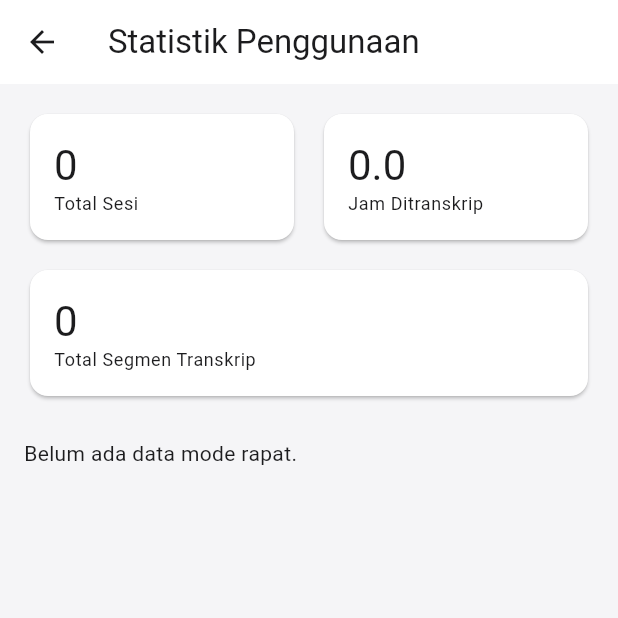
After one commit to Trareon-com/Transcribe, a Flutter app: the UsageDashboardScreen screen opened directly, on a phone screen of 412 x 824 dp, the top half of it. The commit adds this screen. Run offline on Flutter 3.47's test engine with Material 3 defaults, Android fonts, the phone set to English and light mode, and no system bars; our stand-ins replace file_picker, flutter_riverpod, share_plus; missing offline and left inert: desktop_drop.

Commit message:
Add usage dashboard screen (Fase 17 PP)
- UsageStats + UsageDashboardScreen: total sessions, hours transcribed,
  total segments, sessions-by-mode breakdown
- Reachable from Settings; renders a zero state until real session data
  is wired through the Rust bridge
- 2 new tests (33 total), flutter analyze clean

```diff
--- a/lib/screens/settings_screen.dart
+++ b/lib/screens/settings_screen.dart
@@ -4,6 +4,7 @@ import 'package:flutter_riverpod/flutter_riverpod.dart';
 import '../state/models.dart';
 import '../state/settings_model.dart';
 import 'privacy_report_screen.dart';
+import 'usage_dashboard_screen.dart';
 
 class SettingsScreen extends ConsumerWidget {
   const SettingsScreen({super.key});
@@ -73,6 +74,14 @@ class SettingsScreen extends ConsumerWidget {
               MaterialPageRoute(builder: (_) => const PrivacyReportScreen()),
             ),
           ),
+          ListTile(
+            title: const Text('Statistik Penggunaan'),
+            subtitle: const Text('Total sesi, jam ditranskrip, dan mode yang paling sering dipakai'),
+            trailing: const Icon(Icons.chevron_right),
+            onTap: () => Navigator.of(context).push(
+              MaterialPageRoute(builder: (_) => const UsageDashboardScreen()),
+            ),
+          ),
         ],
       ),
     );
--- /dev/null
+++ b/lib/screens/usage_dashboard_screen.dart
@@ -0,0 +1,107 @@
+import 'package:flutter/material.dart';
+
+/// Aggregate stats shown to the user (total sessions, hours transcribed,
+/// most-used mode, etc.). Computed from real session data once the Rust
+/// bridge is wired — this screen defines the layout against a stats
+/// summary type so wiring real numbers in later is a drop-in.
+class UsageStats {
+  final int totalSessions;
+  final double totalMinutesTranscribed;
+  final int totalSegments;
+  final Map<String, int> sessionsByMode;
+
+  const UsageStats({
+    required this.totalSessions,
+    required this.totalMinutesTranscribed,
+    required this.totalSegments,
+    required this.sessionsByMode,
+  });
+
+  factory UsageStats.empty() => const UsageStats(
+        totalSessions: 0,
+        totalMinutesTranscribed: 0,
+        totalSegments: 0,
+        sessionsByMode: {},
+      );
+}
+
+class UsageDashboardScreen extends StatelessWidget {
+  static const _emptyStats = UsageStats(
+    totalSessions: 0,
+    totalMinutesTranscribed: 0,
+    totalSegments: 0,
+    sessionsByMode: {},
+  );
+
+  final UsageStats stats;
+
+  const UsageDashboardScreen({super.key, this.stats = _emptyStats});
+
+  @override
+  Widget build(BuildContext context) {
+    final hours = (stats.totalMinutesTranscribed / 60).toStringAsFixed(1);
+
+    return Scaffold(
+      appBar: AppBar(title: const Text('Statistik Penggunaan')),
+      body: ListView(
+        padding: const EdgeInsets.all(16),
+        children: [
+          Row(
+            children: [
+              Expanded(
+                child: _StatCard(label: 'Total Sesi', value: '${stats.totalSessions}'),
+              ),
+              const SizedBox(width: 12),
+              Expanded(
+                child: _StatCard(label: 'Jam Ditranskrip', value: hours),
+              ),
+            ],
+          ),
+          const SizedBox(height: 12),
+          _StatCard(label: 'Total Segmen Transkrip', value: '${stats.totalSegments}'),
+          const SizedBox(height: 24),
+          if (stats.sessionsByMode.isEmpty)
+            const Text('Belum ada data mode rapat.')
+          else ...[
+            Text('Sesi per Mode', style: Theme.of(context).textTheme.titleMedium),
+            const SizedBox(height: 8),
+            for (final entry in stats.sessionsByMode.entries)
+              Padding(
+                padding: const EdgeInsets.symmetric(vertical: 4),
+                child: Row(
+                  mainAxisAlignment: MainAxisAlignment.spaceBetween,
+                  children: [
+                    Text(entry.key),
+                    Text('${entry.value} sesi'),
+                  ],
+                ),
+              ),
+          ],
+        ],
+      ),
+    );
+  }
+}
+
+class _StatCard extends StatelessWidget {
+  final String label;
+  final String value;
+
+  const _StatCard({required this.label, required this.value});
+
+  @override
+  Widget build(BuildContext context) {
+    return Card(
+      child: Padding(
+        padding: const EdgeInsets.all(16),
+        child: Column(
+          crossAxisAlignment: CrossAxisAlignment.start,
+          children: [
+            Text(value, style: Theme.of(context).textTheme.headlineMedium),
+            Text(label, style: Theme.of(context).textTheme.bodySmall),
+          ],
+        ),
+      ),
+    );
+  }
+}
```
Also changed, not shown: 1 other file.
